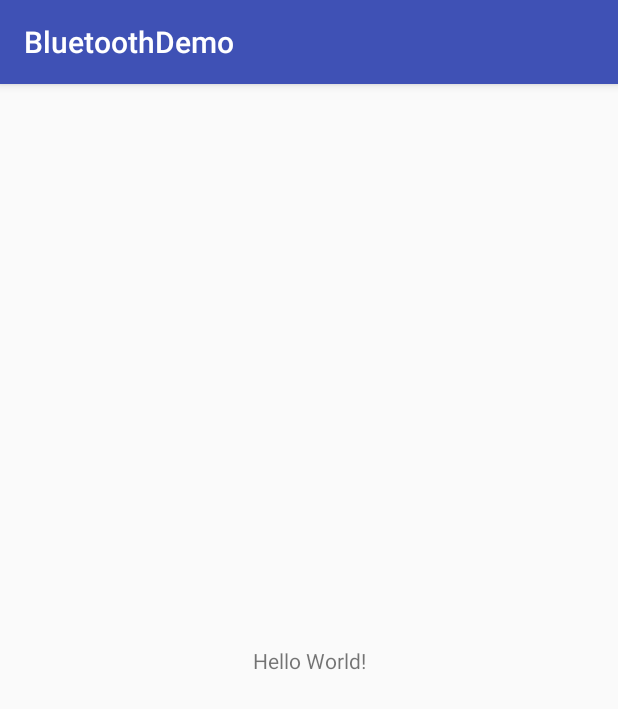
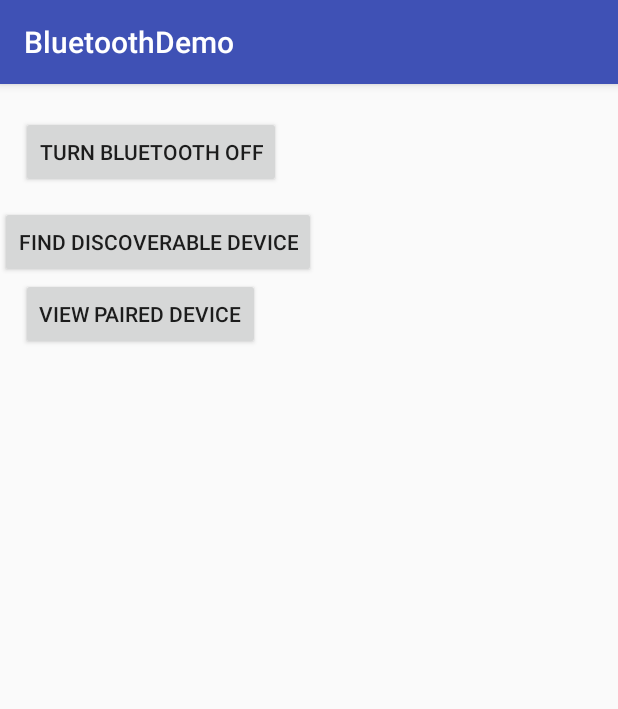
Before and after one commit to SSBsoren/BluetoothDemo, an Android app: the screen it shows after launch (MainActivity), on a phone screen of 412 x 824 dp. Shown: the top 709 px of the screen. Run offline under Robolectric (Android 15) with nearby library versions, the phone set to English and light mode, and no system bars; 2 statements that could not run were skipped.

Commit message:
added the Functions

```diff
--- a/app/src/main/AndroidManifest.xml
+++ b/app/src/main/AndroidManifest.xml
@@ -1,6 +1,9 @@
 <?xml version="1.0" encoding="utf-8"?>
 <manifest xmlns:android="http://schemas.android.com/apk/res/android"
     package="com.soren.sagen.bluetoothdemo">
+
+    <uses-permission android:name="android.permission.BLUETOOTH" />
+    <uses-permission android:name="android.permission.BLUETOOTH_ADMIN" />
 
     <application
         android:allowBackup="true"
--- a/app/src/main/res/layout/activity_main.xml
+++ b/app/src/main/res/layout/activity_main.xml
@@ -1,5 +1,5 @@
 <?xml version="1.0" encoding="utf-8"?>
-<android.support.constraint.ConstraintLayout
+<RelativeLayout
     xmlns:android="http://schemas.android.com/apk/res/android"
     xmlns:app="http://schemas.android.com/apk/res-auto"
     xmlns:tools="http://schemas.android.com/tools"
@@ -7,13 +7,42 @@
     android:layout_height="match_parent"
     tools:context=".MainActivity">
 
-    <TextView
+
+    <Button
+        android:id="@+id/off_btn"
         android:layout_width="wrap_content"
         android:layout_height="wrap_content"
-        android:text="Hello World!"
-        app:layout_constraintBottom_toBottomOf="parent"
-        app:layout_constraintLeft_toLeftOf="parent"
-        app:layout_constraintRight_toRightOf="parent"
-        app:layout_constraintTop_toTopOf="parent" />
+        android:layout_alignParentStart="true"
+        android:layout_alignParentTop="true"
+        android:layout_marginStart="14dp"
+        android:layout_marginTop="21dp"
+        android:onClick="turnBluetoothOff"
+        android:text="turn Bluetooth off" />
 
-</android.support.constraint.ConstraintLayout>
+    <Button
+        android:id="@+id/discoverable_btn"
+        android:layout_width="wrap_content"
+        android:layout_height="wrap_content"
+        android:layout_alignParentStart="true"
+        android:layout_alignParentTop="true"
+        android:layout_marginTop="81dp"
+        android:onClick="findDiscoverableDevice"
+        android:text="find Discoverable device" />
+
+    <Button
+        android:id="@+id/paired_btn"
+        android:layout_width="wrap_content"
+        android:layout_height="wrap_content"
+        android:layout_alignStart="@+id/off_btn"
+        android:layout_below="@+id/discoverable_btn"
+        android:onClick="pairedDevice"
+        android:text="view paired device" />
+
+    <ListView
+        android:id="@+id/paired_device_lv"
+        android:layout_width="match_parent"
+        android:layout_height="321dp"
+        android:layout_alignParentBottom="true"
+        android:layout_alignParentStart="true"
+        android:layout_marginBottom="5dp" />
+</RelativeLayout>
```
Also changed, not shown: app/src/main/java/com/soren/sagen/bluetoothdemo/MainActivity.java (+71 -0 lines).
